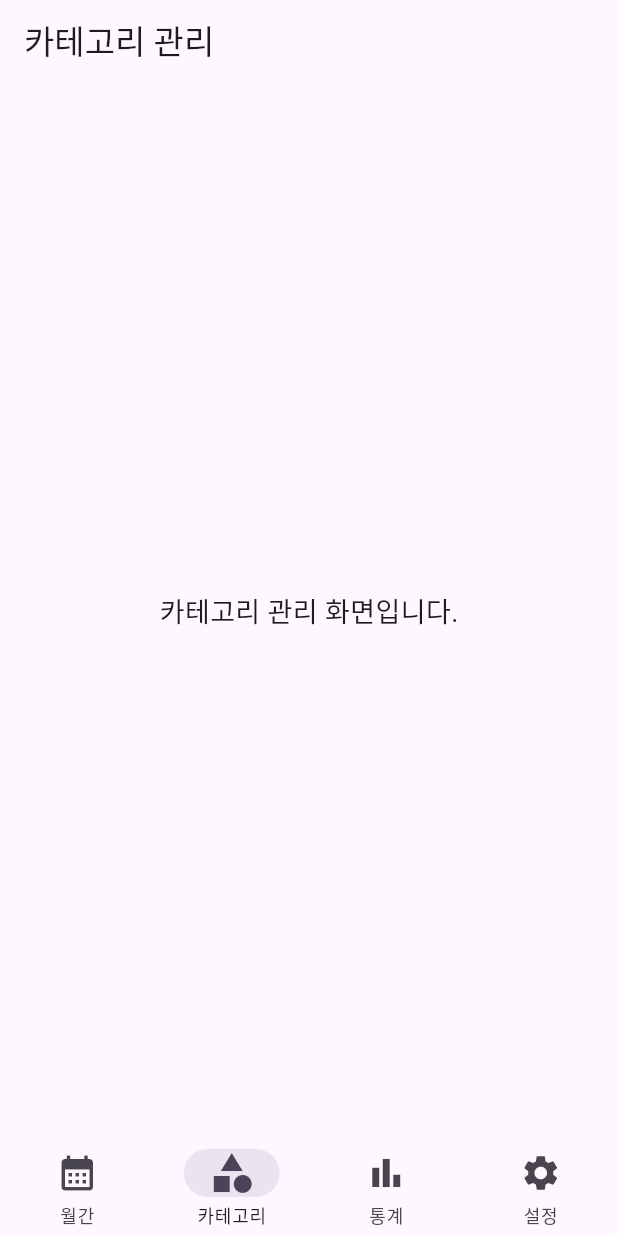
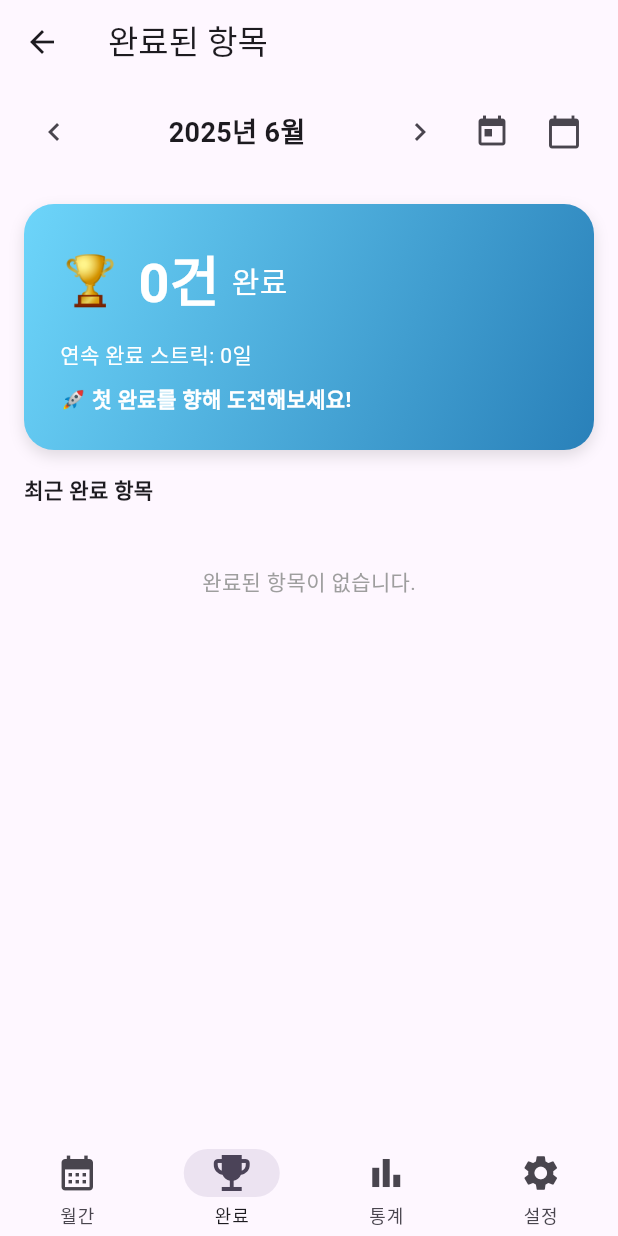
Before and after one commit to baesee/month_action_flutter, a Flutter app: the screen it shows after launch, item 2 of the bottom bar chosen, on a phone screen of 412 x 824 dp. Run offline on Flutter 3.47's test engine with Material 3 defaults, Android fonts, the light colour scheme and no system bars; our stand-ins replace fl_chart, hive, hive_flutter, table_calendar; accounts and stored records are empty.

Commit message:
feat : 완료 탭 추가

```diff
--- a/lib/presentation/main_screen.dart
+++ b/lib/presentation/main_screen.dart
@@ -8,6 +8,7 @@ import 'package:provider/provider.dart';
 import 'package:month_action/presentation/viewmodels/calendar_provider.dart';
 import 'package:intl/intl.dart';
 import 'package:month_action/presentation/views/statistics_screen.dart';
+import 'package:month_action/presentation/views/completed_screen.dart';
 // TODO: MonthlyView(월간), StatisticsScreen, SettingsScreen 파일도 준비/연결
 
 class MainScreen extends StatefulWidget {
@@ -39,7 +40,7 @@ class _MainScreenState extends State<MainScreen> {
   // 각 탭별 첫 화면 라우트 이름
   static const List<String> _initialRoutes = [
     '/monthly',
-    '/category',
+    '/completed',
     '/statistics',
     '/settings',
   ];
@@ -57,7 +58,7 @@ class _MainScreenState extends State<MainScreen> {
               ),
         };
       case 1:
-        return {'/category': (_) => const CategoryScreen()};
+        return {'/completed': (_) => const CompletedScreen()};
       case 2:
         return {'/statistics': (_) => const StatisticsScreen()};
       case 3:
@@ -152,9 +153,9 @@ class _MainScreenState extends State<MainScreen> {
               label: '월간',
             ),
             NavigationDestination(
-              icon: Icon(Icons.category, size: 28),
-              selectedIcon: Icon(Icons.category, size: 32),
-              label: '카테고리',
+              icon: Icon(Icons.emoji_events, size: 28),
+              selectedIcon: Icon(Icons.emoji_events, size: 32),
+              label: '완료',
             ),
             NavigationDestination(
               icon: Icon(Icons.bar_chart, size: 28),
--- /dev/null
+++ b/lib/presentation/views/completed_screen.dart
@@ -0,0 +1,389 @@
+import 'package:flutter/material.dart';
+import 'package:provider/provider.dart';
+import '../../data/models/action_model.dart' as model;
+import '../../data/models/action_history_model.dart';
+import '../../data/repositories/action_repository.dart';
+import '../../data/repositories/action_history_repository.dart';
+import 'package:intl/intl.dart';
+import '../viewmodels/calendar_provider.dart';
+
+class CompletedScreen extends StatefulWidget {
+  const CompletedScreen({super.key});
+
+  @override
+  State<CompletedScreen> createState() => _CompletedScreenState();
+}
+
+class _CompletedScreenState extends State<CompletedScreen> {
+  List<model.Action> _actions = [];
+  List<ActionHistory> _histories = [];
+  bool _loading = true;
+  DateTime _selectedMonth = DateTime(DateTime.now().year, DateTime.now().month);
+  CalendarProvider? _calendarProvider;
+
+  @override
+  void initState() {
+    super.initState();
+    _loadData();
+  }
+
+  @override
+  void didChangeDependencies() {
+    super.didChangeDependencies();
+    // Provider 구독 및 리스너 등록
+    final provider = Provider.of<CalendarProvider>(context);
+    if (_calendarProvider != provider) {
+      _calendarProvider?.removeListener(_loadData);
+      _calendarProvider = provider;
+      _calendarProvider?.addListener(_loadData);
+    }
+  }
+
+  @override
+  void dispose() {
+    // Provider 리스너 해제
+    _calendarProvider?.removeListener(_loadData);
+    super.dispose();
+  }
+
+  Future<void> _loadData() async {
+    final actions = await ActionRepository().getAllActions();
+    final histories = await ActionHistoryRepository().getAllActionHistories();
+    setState(() {
+      _actions = actions;
+      _histories = histories;
+      _loading = false;
+    });
+  }
+
+  void _goToPrevMonth() {
+    setState(() {
+      _selectedMonth = DateTime(_selectedMonth.year, _selectedMonth.month - 1);
+    });
+  }
+
+  void _goToNextMonth() {
+    setState(() {
+      _selectedMonth = DateTime(_selectedMonth.year, _selectedMonth.month + 1);
+    });
+  }
+
+  Future<void> _pickMonth() async {
+    final picked = await showDatePicker(
+      context: context,
+      initialDate: _selectedMonth,
+      firstDate: DateTime(2020, 1),
+      lastDate: DateTime(2100, 12),
+      locale: const Locale('ko'),
+    );
+    if (picked != null) {
+      setState(() {
+        _selectedMonth = DateTime(picked.year, picked.month);
+      });
+    }
+  }
+
+  @override
+  Widget build(BuildContext context) {
+    if (_loading) {
+      return const Scaffold(body: Center(child: CircularProgressIndicator()));
+    }
+    // 완료된 Action만 추출 (히스토리 기준)
+    final completedIds = _histories.map((h) => h.actionId).toSet();
+    final completedActions =
+        _actions.where((a) => completedIds.contains(a.id)).toList();
+    completedActions.sort(
+      (a, b) => (b.date ?? DateTime(2000)).compareTo(a.date ?? DateTime(2000)),
+    );
+    // 선택 월 기준 필터
+    final monthCompletedActions =
+        completedActions
+            .where(
+              (a) =>
+                  a.date != null &&
+                  a.date!.year == _selectedMonth.year &&
+                  a.date!.month == _selectedMonth.month,
+            )
+            .toList();
+    // 이번 달/누적/연속 스트릭 등 집계
+    final monthCompleted = monthCompletedActions.length;
+    final totalCompleted = completedActions.length;
+    // streak 계산 (간단 버전: 최근 연속 완료일)
+    int streak = 0;
+    DateTime? prev;
+    for (final a
+        in monthCompletedActions.where((a) => a.date != null).toList()
+          ..sort((a, b) => (b.date!).compareTo(a.date!))) {
+      if (prev == null || a.date!.difference(prev).inDays == 1) {
+        streak++;
+        prev = a.date;
+      } else {
+        break;
+      }
+    }
+    // TOP3 (가장 많이 완료한 제목, 선택 월 기준)
+    final Map<String, int> titleCount = {};
+    for (final a in monthCompletedActions) {
+      titleCount[a.title] = (titleCount[a.title] ?? 0) + 1;
+    }
+    final top3 =
+        titleCount.entries.toList()..sort((a, b) => b.value.compareTo(a.value));
+    // 동기부여 메시지
+    String message = '';
+    if (streak >= 7) {
+      message = '🔥 7일 연속 완료! 대단해요!';
+    } else if (monthCompleted >= 10) {
+      message = '🎯 이번 달 목표를 향해 잘 달려가고 있어요!';
+    } else if (monthCompleted > 0) {
+      message = '💪 계속해서 성취를 쌓아가세요!';
+    } else {
+      message = '🚀 첫 완료를 향해 도전해보세요!';
+    }
+    return Scaffold(
+      appBar: AppBar(title: const Text('완료된 항목')),
+      body: RefreshIndicator(
+        onRefresh: _loadData,
+        child: ListView(
+          padding: const EdgeInsets.all(0),
+          children: [
+            // 상단 년월 네비게이터
+            Padding(
+              padding: const EdgeInsets.symmetric(vertical: 8, horizontal: 12),
+              child: Row(
+                children: [
+                  IconButton(
+                    icon: const Icon(Icons.chevron_left),
+                    onPressed: _goToPrevMonth,
+                  ),
+                  Expanded(
+                    child: GestureDetector(
+                      onTap: _pickMonth,
+                      child: Center(
+                        child: Text(
+                          DateFormat('yyyy년 M월', 'ko').format(_selectedMonth),
+                          style: const TextStyle(
+                            fontWeight: FontWeight.bold,
+                            fontSize: 18,
+                          ),
+                        ),
+                      ),
+                    ),
+                  ),
+                  IconButton(
+                    icon: const Icon(Icons.chevron_right),
+                    onPressed: _goToNextMonth,
+                  ),
+                  IconButton(
+                    icon: const Icon(Icons.today),
+                    onPressed: () {
+                      final today = DateTime.now();
+                      setState(() {
+                        _selectedMonth = DateTime(today.year, today.month);
+                      });
+                    },
+                  ),
+                  IconButton(
+                    icon: const Icon(Icons.calendar_today),
+                    onPressed: _pickMonth,
+                  ),
+                ],
+              ),
+            ),
+            // 성취 요약 카드 (gradient, 이모지, 큰 폰트)
+            Container(
+              margin: const EdgeInsets.all(16),
+              decoration: BoxDecoration(
+                borderRadius: BorderRadius.circular(20),
+                gradient: const LinearGradient(
+                  colors: [Color(0xFF6DD5FA), Color(0xFF2980B9)],
+                  begin: Alignment.topLeft,
+                  end: Alignment.bottomRight,
+                ),
+                boxShadow: [
+                  BoxShadow(
+                    color: Colors.black12,
+                    blurRadius: 8,
+                    offset: Offset(0, 4),
+                  ),
+                ],
+              ),
+              child: Padding(
+                padding: const EdgeInsets.all(24),
+                child: Column(
+                  crossAxisAlignment: CrossAxisAlignment.start,
+                  children: [
+                    Row(
+                      children: [
+                        const Text('🏆', style: TextStyle(fontSize: 32)),
+                        const SizedBox(width: 12),
+                        Text(
+                          '$monthCompleted건',
+                          style: const TextStyle(
+                            fontSize: 36,
+                            fontWeight: FontWeight.bold,
+                            color: Colors.white,
+                          ),
+                        ),
+                        const SizedBox(width: 8),
+                        const Text(
+                          '완료',
+                          style: TextStyle(fontSize: 20, color: Colors.white),
+                        ),
+                      ],
+                    ),
+                    const SizedBox(height: 12),
+                    Text(
+                      '연속 완료 스트릭: $streak일',
+                      style: const TextStyle(color: Colors.white),
+                    ),
+                    const SizedBox(height: 8),
+                    Text(
+                      message,
+                      style: const TextStyle(
+                        fontWeight: FontWeight.bold,
+                        color: Colors.white,
+                      ),
+                    ),
+                  ],
+                ),
+              ),
+            ),
+            // TOP3 카드
+            if (top3.isNotEmpty) ...[
+              Padding(
+                padding: const EdgeInsets.symmetric(horizontal: 16),
+                child: Card(
+                  elevation: 2,
+                  shape: RoundedRectangleBorder(
+                    borderRadius: BorderRadius.circular(16),
+                  ),
+                  child: Padding(
+                    padding: const EdgeInsets.all(16),
+                    child: Column(
+                      crossAxisAlignment: CrossAxisAlignment.start,
+                      children: [
+                        const Text(
+                          '내가 가장 많이 완료한 항목 TOP3',
+                          style: TextStyle(fontWeight: FontWeight.bold),
+                        ),
+                        const SizedBox(height: 12),
+                        ...top3.take(3).toList().asMap().entries.map((entry) {
+                          final idx = entry.key;
+                          final e = entry.value;
+                          final rankEmoji = ['🥇', '🥈', '🥉'];
+                          return ListTile(
+                            leading: Text(
+                              rankEmoji[idx],
+                              style: const TextStyle(fontSize: 28),
+                            ),
+                            title: Text(
+                              e.key,
+                              style: const TextStyle(
+                                fontWeight: FontWeight.bold,
+                              ),
+                            ),
+                            trailing: Text(
+                              '${e.value}회',
+                              style: const TextStyle(
+                                fontWeight: FontWeight.bold,
+                              ),
+                            ),
+                          );
+                        }),
+                      ],
+                    ),
+                  ),
+                ),
+              ),
+              const SizedBox(height: 16),
+            ],
+            // 최근 완료 리스트 (날짜별 그룹핑, 미니 아이콘)
+            Padding(
+              padding: const EdgeInsets.symmetric(horizontal: 16),
+              child: const Text(
+                '최근 완료 항목',
+                style: TextStyle(fontWeight: FontWeight.bold),
+              ),
+            ),
+            const SizedBox(height: 8),
+            ..._buildGroupedCompletedList(monthCompletedActions),
+          ],
+        ),
+      ),
+    );
+  }
+
+  List<Widget> _buildGroupedCompletedList(List<model.Action> actions) {
+    if (actions.isEmpty) {
+      return [
+        const Padding(
+          padding: EdgeInsets.symmetric(vertical: 32),
+          child: Center(
+            child: Text('완료된 항목이 없습니다.', style: TextStyle(color: Colors.grey)),
+          ),
+        ),
+      ];
+    }
+    // 날짜별 그룹핑
+    final Map<String, List<model.Action>> grouped = {};
+    for (final a in actions) {
+      final key =
+          a.date != null
+              ? DateFormat('yyyy-MM-dd (E)', 'ko').format(a.date!)
+              : '날짜 없음';
+      grouped.putIfAbsent(key, () => []).add(a);
+    }
+    final sortedKeys = grouped.keys.toList()..sort((a, b) => b.compareTo(a));
+    return [
+      for (final key in sortedKeys) ...[
+        Padding(
+          padding: const EdgeInsets.only(top: 16, left: 8, bottom: 4),
+          child: Text(
+            key,
+            style: const TextStyle(
+              fontWeight: FontWeight.bold,
+              color: Colors.blueGrey,
+            ),
+          ),
+        ),
+        ...grouped[key]!.map(
+          (a) => Card(
+            margin: const EdgeInsets.symmetric(vertical: 4, horizontal: 0),
+            shape: RoundedRectangleBorder(
+              borderRadius: BorderRadius.circular(12),
+            ),
+            child: ListTile(
+              leading: Icon(
+                a.category == model.CategoryType.expense
+                    ? Icons.attach_money
+                    : Icons.check_circle,
+                color:
+                    a.category == model.CategoryType.expense
+                        ? Colors.green
+                        : Colors.blue,
+              ),
+              title: Text(
+                a.title,
+                style: const TextStyle(fontWeight: FontWeight.w500),
+              ),
+              subtitle:
+                  a.description != null && a.description!.isNotEmpty
+                      ? Text(a.description!)
+                      : null,
+              trailing:
+                  a.category == model.CategoryType.expense && a.amount > 0
+                      ? Text(
+                        '${NumberFormat('#,###').format(a.amount)}원',
+                        style: const TextStyle(
+                          color: Colors.green,
+                          fontWeight: FontWeight.bold,
+                        ),
+                      )
+                      : null,
+            ),
+          ),
+        ),
+      ],
+    ];
+  }
+}
```
